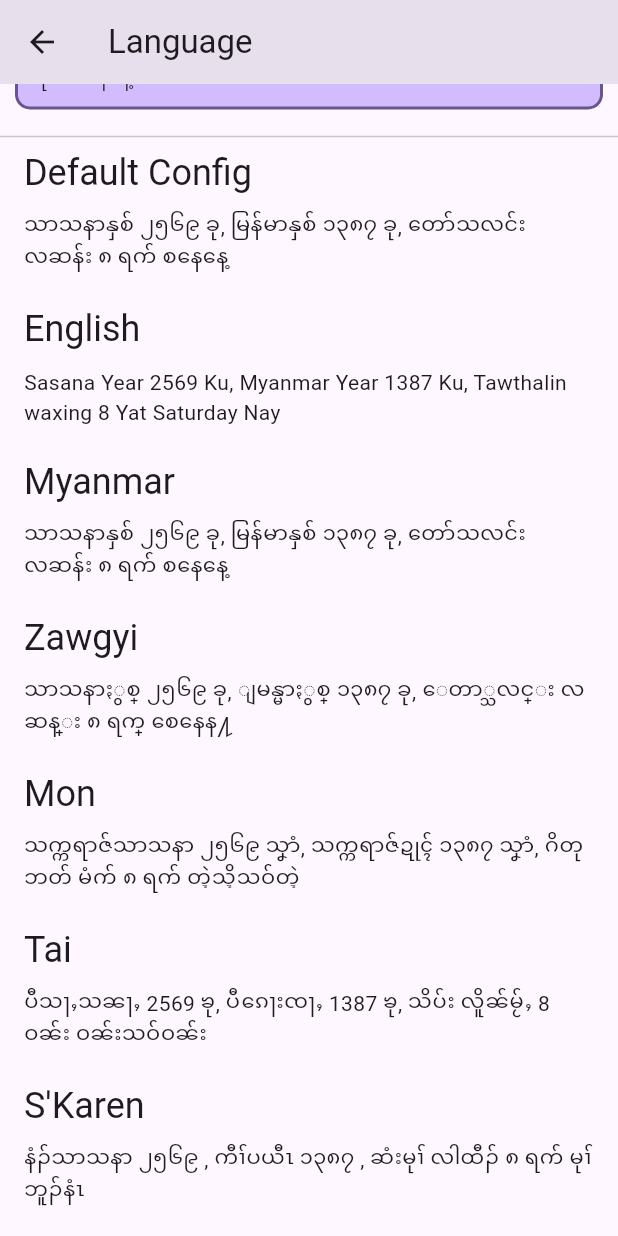
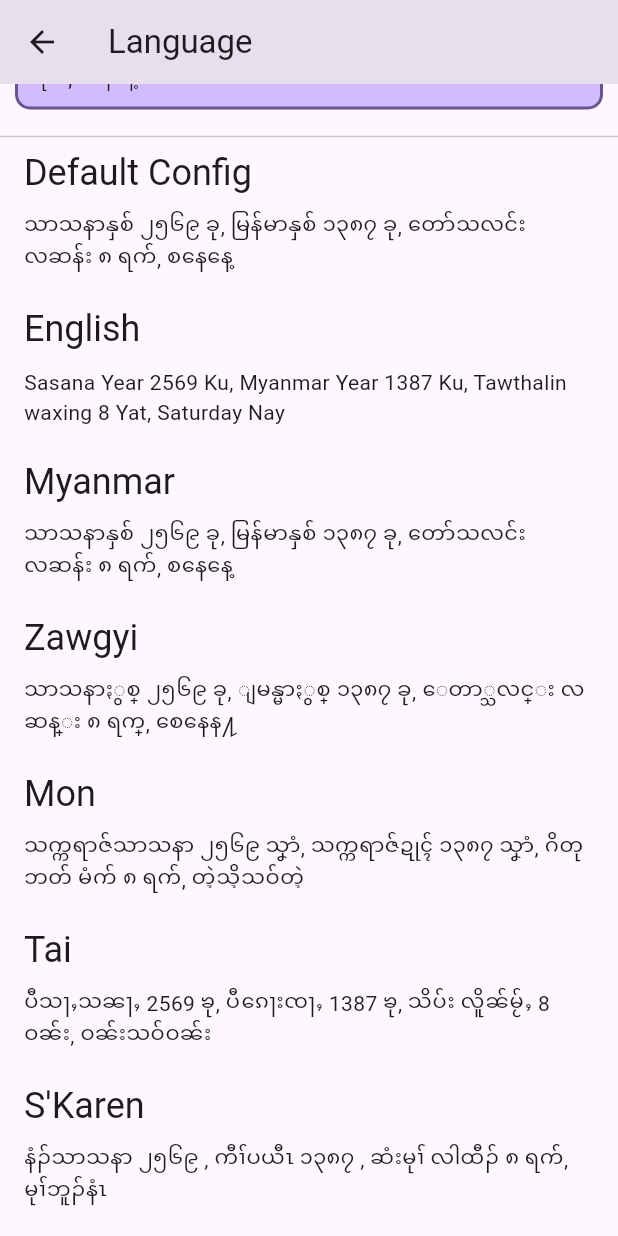
Before and after one commit to mixin27/flutter-mmcalendar, a Flutter app: the LanguageSamplePage screen opened directly, scrolled down 146 dp, on a phone screen of 412 x 824 dp. Run offline on Flutter 3.47's test engine with Material 3 defaults, Android fonts, the phone set to English and light mode, and no system bars.

Commit message:
fixed myanmar simple date format

```diff
--- a/example/lib/pages/astro_info_page.dart
+++ b/example/lib/pages/astro_info_page.dart
@@ -213,7 +213,10 @@ class AstroInfoItem extends StatelessWidget {
       decoration: BoxDecoration(
         color: backgroundColor
             ? Theme.of(context).colorScheme.inversePrimary
-            : Theme.of(context).colorScheme.inversePrimary.withOpacity(0.6),
+            : Theme.of(context)
+                .colorScheme
+                .inversePrimary
+                .withValues(alpha: 0.6),
         border: Border(
           bottom: BorderSide(
             // color: backgroundColor
--- a/lib/src/constants/constants.dart
+++ b/lib/src/constants/constants.dart
@@ -67,7 +67,7 @@ class MyanmarDateFormat {
   static const String yat = 'r';
 
   /// Simple date format `pattern` for `Myanmar` calendar.
-  static const String simple = "S s k, B y k, M p f r En";
+  static const String simple = "S s k, B y k, M p f r, En";
 }
 
 const List<String> mma = [
```
Also changed, not shown: example/pubspec.lock.
